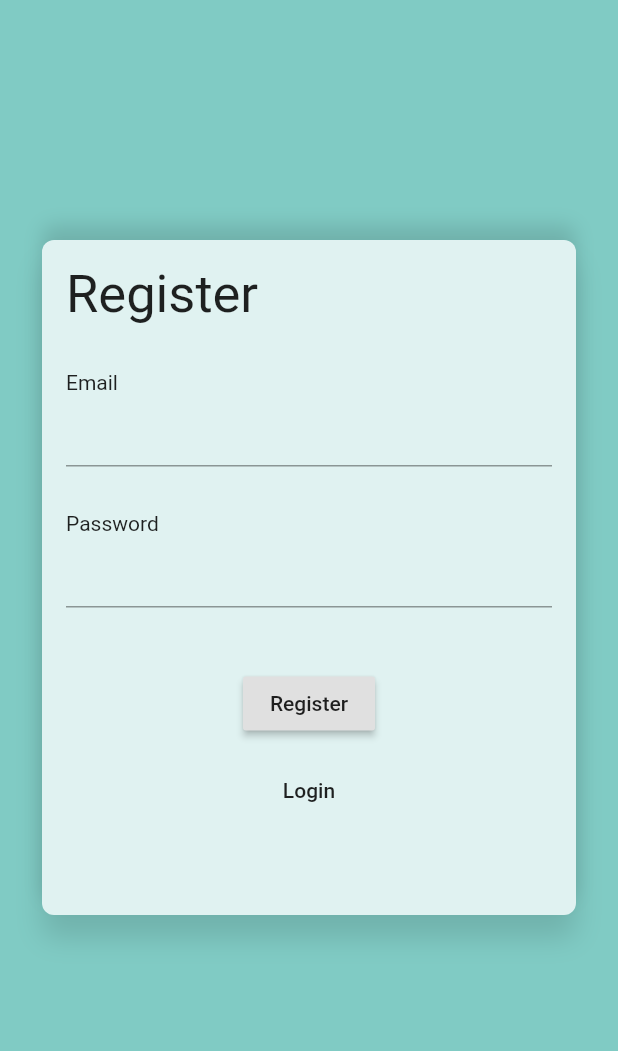
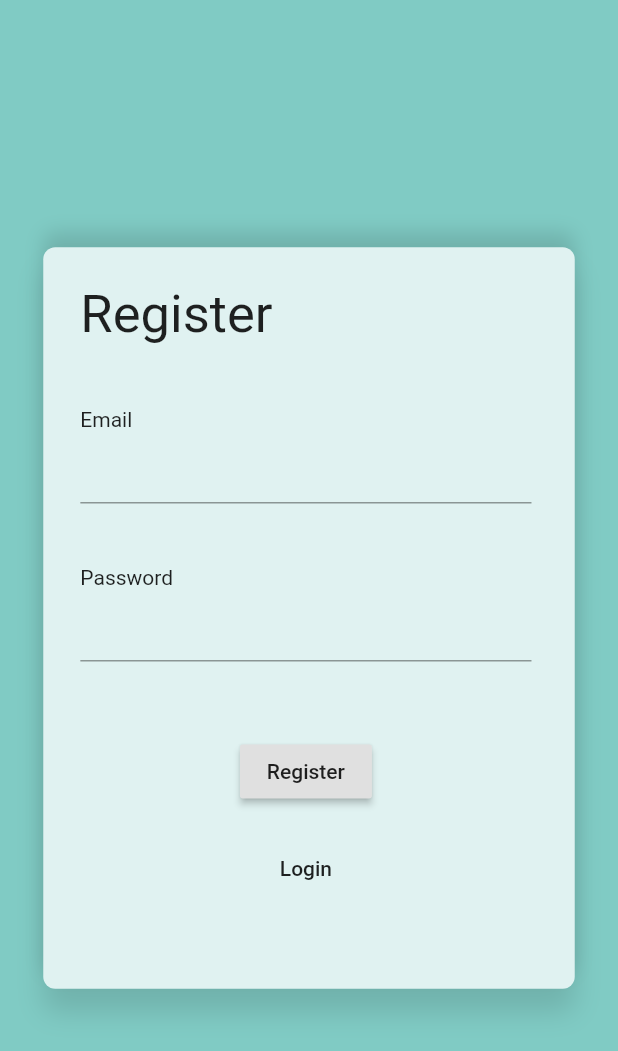
Before and after one commit to Hurrinade/homeJobs, a Flutter app: the screen it shows after launch, after a tap on "Login", after a tap on "Register", on a phone screen of 412 x 824 dp. Shown: the top 1051 px of the screen. Run offline on Flutter 3.47's test engine with Material 2 defaults, Android fonts, the phone set to English and light mode, and no system bars; our stand-ins replace cloud_firestore, firebase_auth, firebase_core, flutter_colorpicker, flutter_spinkit; accounts and stored records are empty.

Commit message:
sizeconfig update

```diff
--- a/lib/Screens/authenticate/register.dart
+++ b/lib/Screens/authenticate/register.dart
@@ -2,6 +2,7 @@ import 'package:flutter/material.dart';
 import 'package:homejobs/Screens/loading.dart';
 import 'package:homejobs/services/auth.dart';
 import 'package:homejobs/models/email_textField.dart';
+import 'package:homejobs/utils/Sizing/SizeConfig.dart';
 
 class Register extends StatefulWidget {
   final Function toggle;
@@ -51,13 +52,16 @@ class _RegisterState extends State<Register> {
       key: _formKey,
       child: Column(
         children: <Widget>[
-          SizedBox(height: 100),
+          SizedBox(height: SizeConfig.blockSizeVertical * 12),
           Container(
             width: double.infinity,
-            height: 450,
+            height: SizeConfig.blockSizeVertical * 60,
             decoration: myBoxDecoration(context),
             child: Padding(
-              padding: EdgeInsets.only(left: 16.0, right: 16.0, top: 16.0),
+              padding: EdgeInsets.only(
+                  left: SizeConfig.blockSizeHorizontal * 6,
+                  right: SizeConfig.blockSizeHorizontal * 7,
+                  top: SizeConfig.blockSizeHorizontal * 6),
               child: Column(
                 crossAxisAlignment: CrossAxisAlignment.start,
                 children: <Widget>[
@@ -65,14 +69,14 @@ class _RegisterState extends State<Register> {
                     'Register',
                     style: TextStyle(fontSize: 35),
                   ),
-                  SizedBox(height: 30.0),
+                  SizedBox(height: SizeConfig.blockSizeVertical * 5),
                   Text('Email'),
                   emailTextField(context, emailController),
-                  SizedBox(height: 30.0),
+                  SizedBox(height: SizeConfig.blockSizeVertical * 5),
                   Text('Password'),
                   passwordTextField(context, passwordController),
                   SizedBox(
-                    height: 40.0,
+                    height: SizeConfig.blockSizeVertical * 6,
                   ),
                   Center(
                       child: RaisedButton(
@@ -95,7 +99,7 @@ class _RegisterState extends State<Register> {
                       }
                     },
                   )),
-                  SizedBox(height: 10.0),
+                  SizedBox(height: SizeConfig.blockSizeVertical * 2),
                   Center(
                       child: FlatButton(
                           onPressed: () => setState(() => widget.toggle()),
@@ -111,10 +115,11 @@ class _RegisterState extends State<Register> {
 
   @override
   Widget build(BuildContext context) {
+    SizeConfig().init(context);
     return load
         ? Loading()
         : Scaffold(
-          backgroundColor: Colors.teal[200],
+            backgroundColor: Colors.teal[200],
             body: Stack(
               children: <Widget>[
                 Column(
@@ -122,8 +127,10 @@ class _RegisterState extends State<Register> {
                 ),
                 SingleChildScrollView(
                   child: Padding(
-                    padding:
-                        EdgeInsets.only(left: 28.0, right: 28.0, top: 60.0),
+                    padding: EdgeInsets.only(
+                        left: SizeConfig.blockSizeHorizontal * 7,
+                        right: SizeConfig.blockSizeHorizontal * 7,
+                        top: SizeConfig.blockSizeVertical * 8),
                     child: _myRegisterForm(context),
                   ),
                 ),
--- a/lib/Screens/authenticate/sign_in.dart
+++ b/lib/Screens/authenticate/sign_in.dart
@@ -2,6 +2,7 @@ import 'package:flutter/material.dart';
 import 'package:homejobs/Screens/loading.dart';
 import 'package:homejobs/services/auth.dart';
 import 'package:homejobs/models/email_textField.dart';
+import 'package:homejobs/utils/Sizing/SizeConfig.dart';
 
 class SignIn extends StatefulWidget {
   final Function toggle;
@@ -50,7 +51,8 @@ class _SignInState extends State<SignIn> {
   }
 
   //password text field
-  Widget passwordTextField(BuildContext context, TextEditingController controller) {
+  Widget passwordTextField(
+      BuildContext context, TextEditingController controller) {
     return TextFormField(
       obscureText: true,
       controller: controller,
@@ -63,31 +65,39 @@ class _SignInState extends State<SignIn> {
       key: _myFormKey,
       child: Column(
         children: <Widget>[
-          SizedBox(height: 100),
+          SizedBox(height: SizeConfig.blockSizeVertical * 12),
           Container(
             //box with login UI
             width: double.infinity,
-            height: 450,
+            height: SizeConfig.blockSizeVertical * 60,
             decoration: myBoxDecoration(context),
             child: Padding(
-              padding: EdgeInsets.only(left: 16.0, right: 16.0, top: 16.0),
+              padding: EdgeInsets.only(
+                  left: SizeConfig.blockSizeHorizontal * 6,
+                  right: SizeConfig.blockSizeHorizontal * 7,
+                  top: SizeConfig.blockSizeHorizontal * 6),
               child: Column(
                 crossAxisAlignment: CrossAxisAlignment.start,
                 children: <Widget>[
                   Text(
                     'Login',
-                    style: TextStyle(fontSize: 35),
+                    style: TextStyle(fontSize: 35, fontFamily: 'Grandstander'),
                   ),
-                  SizedBox(height: 30.0),
-                  Text('Email'),
+                  SizedBox(height: SizeConfig.blockSizeVertical * 5),
+                  Text(
+                    'Email',
+                    style:
+                        TextStyle(fontFamily: 'Grandstander', fontSize: 16.0),
+                  ),
                   emailTextField(context, emailController),
-                  SizedBox(height: 30.0),
-                  Text('Password'),
+                  SizedBox(height: SizeConfig.blockSizeVertical * 5),
+                  Text('Password', style: TextStyle(fontSize: 16.0)),
                   passwordTextField(context, passwordController),
                   SizedBox(
-                    height: 40.0,
+                    height: SizeConfig.blockSizeVertical * 6,
                   ),
-                  Center(child: RaisedButton(
+                  Center(
+                      child: RaisedButton(
                     color: Colors.lightBlue[100],
                     child: Text('Login'),
                     onPressed: () async {
@@ -110,7 +120,7 @@ class _SignInState extends State<SignIn> {
                       }
                     },
                   )),
-                  SizedBox(height: 10.0),
+                  SizedBox(height: SizeConfig.blockSizeVertical * 2),
                   Center(
                       child: FlatButton(
                           onPressed: () => setState(() => widget.toggle()),
@@ -127,6 +137,7 @@ class _SignInState extends State<SignIn> {
   //main build of a sign in
   @override
   Widget build(BuildContext context) {
+    SizeConfig().init(context);
     return load
         ? Loading()
         : Scaffold(
@@ -138,8 +149,10 @@ class _SignInState extends State<SignIn> {
                 ),
                 SingleChildScrollView(
                   child: Padding(
-                    padding:
-                        EdgeInsets.only(left: 28.0, right: 28.0, top: 60.0),
+                    padding: EdgeInsets.only(
+                        left: SizeConfig.blockSizeHorizontal * 7,
+                        right: SizeConfig.blockSizeHorizontal * 7,
+                        top: SizeConfig.blockSizeVertical * 8),
                     child: _mySignInForm(context),
                   ),
                 ),
```
Also changed, not shown: lib/Screens/adding.dart (+14 -8 lines), lib/Screens/home/home.dart (+6 -6 lines), lib/Screens/update.dart (+13 -7 lines), pubspec.yaml (+4 -4 lines), fonts/Grandstander-Regular.ttf (added), fonts/Kufam-Regular.ttf (added), fonts/PTSerif-Bold.ttf (added), fonts/PTSerif-Regular.ttf (added).
